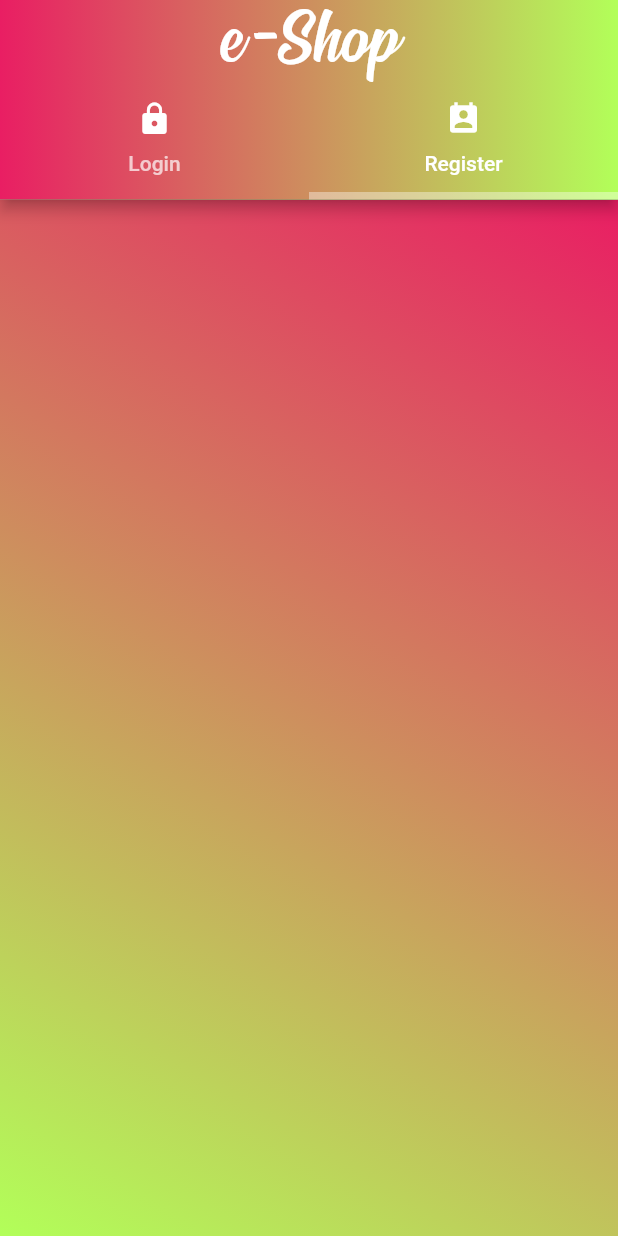
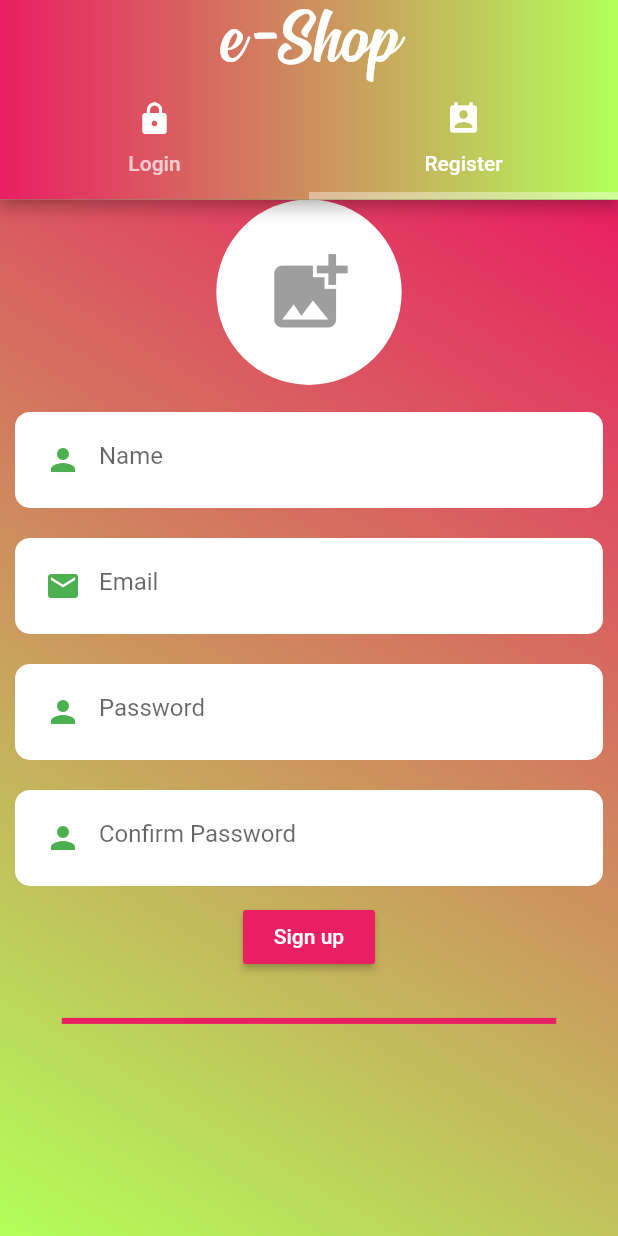
Before and after one commit to ShamiulIslam-5201/Flutter_ecommerce_app, a Flutter app: the screen it shows after launch, tab 2 chosen, on a phone screen of 412 x 824 dp. Run offline on Flutter 3.47's test engine with Material 2 defaults, Android fonts, the phone set to English and light mode, and no system bars; our stand-ins replace cloud_firestore, firebase_auth, firebase_storage, fluttertoast, image_picker, shared_preferences; accounts and stored records are empty.

Commit message:
User Reistration design done

```diff
--- a/lib/Authentication/register.dart
+++ b/lib/Authentication/register.dart
@@ -4,6 +4,7 @@ import 'package:e_shop/DialogBox/errorDialog.dart';
 import 'package:e_shop/DialogBox/loadingDialog.dart';
 import 'package:firebase_auth/firebase_auth.dart';
 import 'package:firebase_storage/firebase_storage.dart';
+import 'package:flutter/cupertino.dart';
 import 'package:flutter/material.dart';
 import 'package:image_picker/image_picker.dart';
 import '../Store/storehome.dart';
@@ -18,10 +19,95 @@ class Register extends StatefulWidget {
 
 
 
-class _RegisterState extends State<Register>
-{
+class _RegisterState extends State<Register> {
+
+  final TextEditingController _nameTextEditingController = TextEditingController();
+  final TextEditingController _emailTextEditingController = TextEditingController();
+  final TextEditingController _passwordTextEditingController = TextEditingController();
+  final TextEditingController _cPasswordTextEditingController = TextEditingController();
+
+  final GlobalKey<FormState> _formKey = GlobalKey<FormState>();
+
+  String userImageUrl = "";
+  File _imageFile;
+
   @override
   Widget build(BuildContext context) {
-    return Text("");
+
+    double _screenWidth = MediaQuery.of(context).size.width, _screenHeight = MediaQuery.of(context).size.height;
+
+    return SingleChildScrollView(
+      child: Container(
+        child: Column(
+          mainAxisSize: MainAxisSize.max,
+          children: [
+            InkWell(
+              onTap: () => print("selected"),
+              child: CircleAvatar(
+                radius: _screenWidth * 0.15,
+                backgroundColor: Colors.white,
+                backgroundImage:  _imageFile == null ? null : FileImage(_imageFile),
+                child: _imageFile == null
+                    ? Icon(
+                  Icons.add_photo_alternate,
+                  size: _screenWidth * 0.15,
+                  color: Colors.grey,
+                ) : null,
+              ),
+            ),
+            SizedBox(
+              height: 8.0,
+            ),
+            Form(
+              key: _formKey,
+              child: Column(
+                children: [
+                  CustomTextField(
+                    controller: _nameTextEditingController,
+                    data: Icons.person,
+                    hintText: "Name",
+                    isObsecure: false,
+                  ),
+                  CustomTextField(
+                    controller: _emailTextEditingController,
+                    data: Icons.email,
+                    hintText: "Email",
+                    isObsecure: false,
+                  ),
+                  CustomTextField(
+                    controller: _passwordTextEditingController,
+                    data: Icons.person,
+                    hintText: "Password",
+                    isObsecure: true,
+                  ),
+                  CustomTextField(
+                    controller: _cPasswordTextEditingController,
+                    data: Icons.person,
+                    hintText: "Confirm Password",
+                    isObsecure: true,
+                  )
+                ],
+              ),
+            ),
+            RaisedButton(
+              onPressed: () => ('clicked'),
+              color: Colors.pink,
+              child: Text("Sign up", style: TextStyle(color: Colors.white),),
+            ),
+            SizedBox(
+              height: 30.0,
+            ),
+            Container(
+              height: 4.0,
+              width: _screenWidth * 0.8,
+              color: Colors.pink,
+            ),
+            SizedBox(
+              height: 15.0,
+            )
+            ],
+        ),
+      ),
+    );
   }
 }
--- a/lib/Widgets/customTextField.dart
+++ b/lib/Widgets/customTextField.dart
@@ -20,6 +20,26 @@ class CustomTextField extends StatelessWidget
   {
     return Container
     (
+      decoration: BoxDecoration(
+        color: Colors.white,
+        borderRadius: BorderRadius.all(Radius.circular(10.0))
+      ),
+      padding: EdgeInsets.all(8.0),
+      margin: EdgeInsets.all(10.0),
+      child: TextFormField(
+        controller: controller,
+        obscureText: isObsecure,
+        cursorColor: Theme.of(context).primaryColor,
+        decoration: InputDecoration(
+          border: InputBorder.none,
+          prefixIcon: Icon(
+            data,
+            color: Theme.of(context).primaryColor,
+          ),
+          focusColor: Theme.of(context).primaryColor,
+          hintText: hintText,
+        ),
+      ),
     );
   }
 }
```
